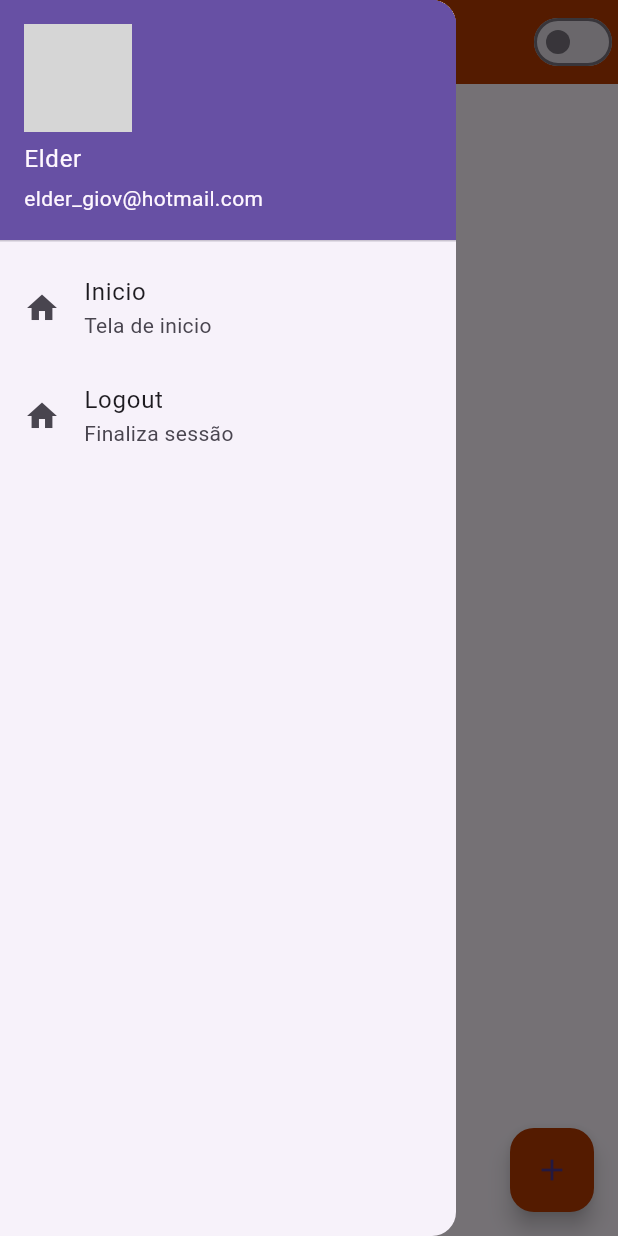
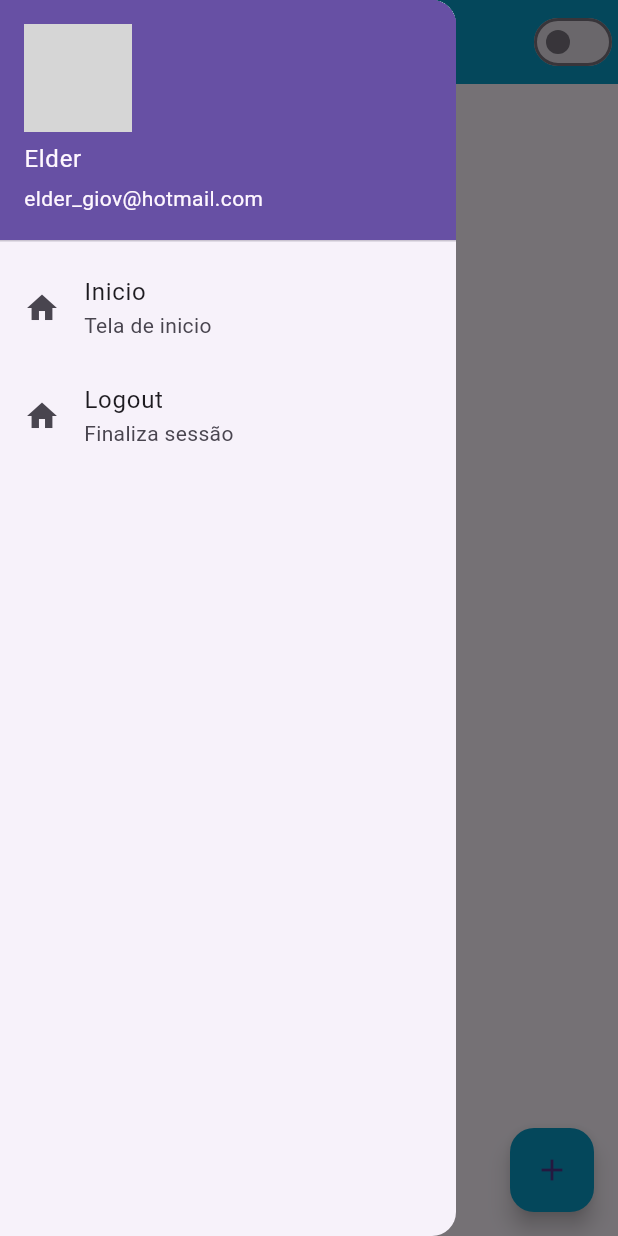
Before and after one commit to fercguerra/Projeto-2Telas_Flutter, a Flutter app: the HomePage screen opened by its route, with the side drawer open, on a phone screen of 412 x 824 dp. Run offline on Flutter 3.47's test engine with Material 3 defaults, Android fonts, the phone set to English and light mode, and no system bars; grey boxes are pictures that could not be loaded.

Commit message:
atualizacao final 2Telas

```diff
--- a/lib/home_page.dart
+++ b/lib/home_page.dart
@@ -21,6 +21,7 @@ class HomePageState extends State<HomePage> {
     return Scaffold(
       drawer: Drawer(
         // botao lateral esquerdo
+        child: SingleChildScrollView(
           child: Column(
             children: [
               UserAccountsDrawerHeader(
@@ -28,9 +29,8 @@ class HomePageState extends State<HomePage> {
                   currentAccountPicture: ClipRRect(
                     borderRadius: BorderRadius.circular(
                         40), // #ClipOval# outra forma de deixa a foto circular
-                  child: Image.network(
+                    child: Image.asset('/imagem/logo2.jpg'),
                     //image no cabeçalho lateral esquerdo.
-                      'https://acdn.mitiendanube.com/stores/758/333/products/mini-mochila-e-bag-jason-voorhees-filme-sexta-feira-13-halloween-terror-horror-trash-11-80aeb86995f80d4a1a16582799504308-640-0.webp'),
                   ),
                   accountName: Text('Elder'),
                   accountEmail: Text('elder_giov@hotmail.com')),
@@ -61,9 +61,10 @@ class HomePageState extends State<HomePage> {
             ],
           ),
         ),
+      ),
       appBar: AppBar(
         title: const Text(" Home Page"),
-        backgroundColor: Color.fromARGB(255, 182, 58, 1),
+        backgroundColor: Color.fromARGB(255, 9, 155, 199),
         actions: [
           // actions- botão que fica na direita.
           CustomSwitch(),
@@ -77,13 +78,13 @@ class HomePageState extends State<HomePage> {
           // column - colunas    Row - linhas
           mainAxisAlignment: MainAxisAlignment.center,
           children: [
-            Text('Contador:${counter}'),
+            SizedBox(child: Text('Contador:${counter}')),
           ],
         ),
       ),
       floatingActionButton: FloatingActionButton(
         child: const Icon(Icons.add),
-        backgroundColor: Color.fromARGB(255, 182, 58, 1),
+        backgroundColor: Color.fromARGB(255, 9, 155, 199),
         onPressed: () {
           setState(() {
             counter++;
```
Also changed, not shown: lib/login_page.dart (+9 -9 lines), pubspec.yaml (+5 -3 lines), assets/imagem/fundo.jpg (deleted), assets/imagem/logo3.jpg (added), assets/imagem/logo4.jpg (added), assets/imagem/screen-0.jpg (added). Lines whose indentation alone changed are shown as unchanged.
